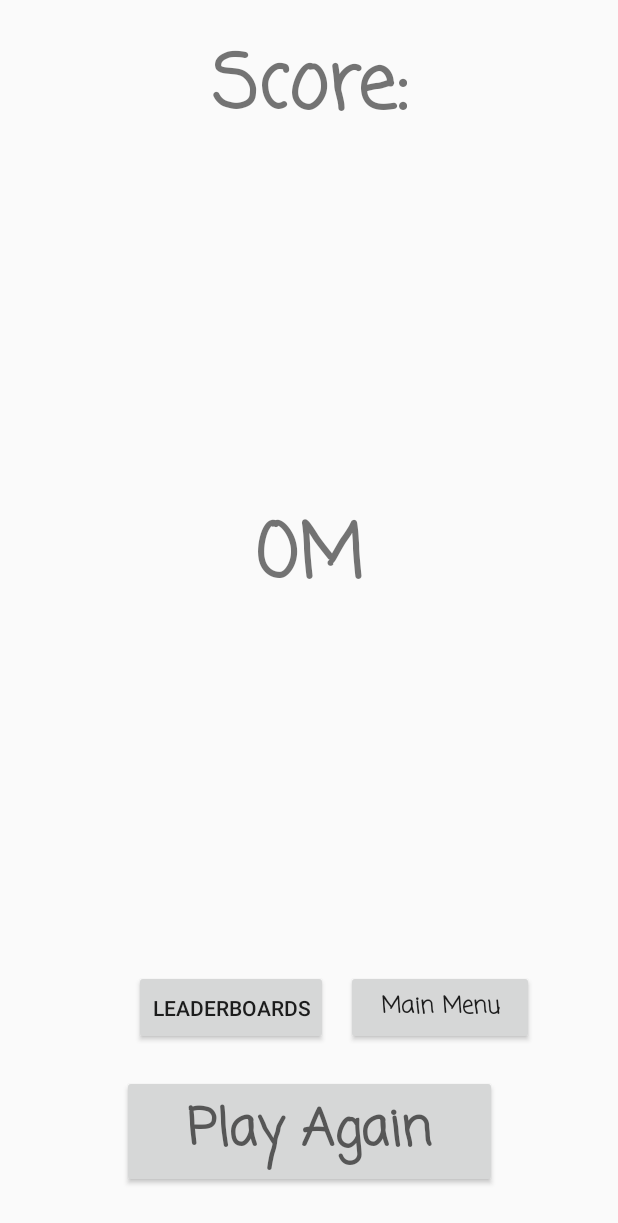
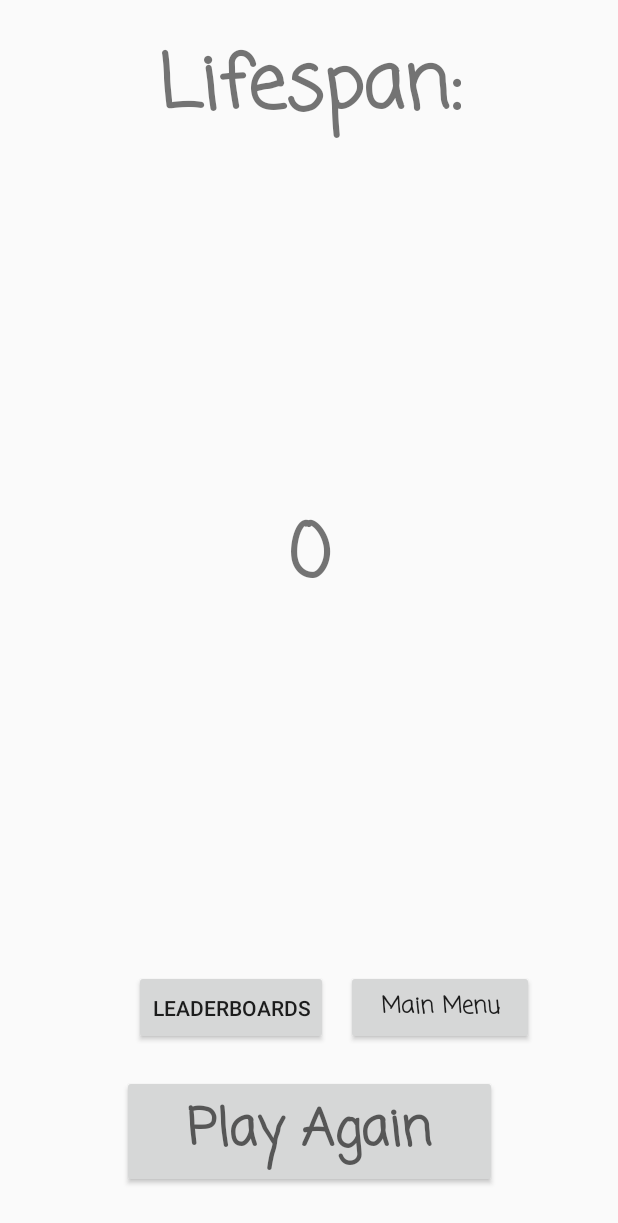
Before and after one commit to josephvu519/Game_Project, an Android app: the GameOverActivity screen opened directly, with no data from a screen before it, on a phone screen of 412 x 824 dp. Shown: the top 1223 px of the screen. Run offline under Robolectric (Android 15) with nearby library versions, the phone set to English and light mode, and no system bars.

Commit message:
Revert "shit"
This reverts commit 856e83e618e6267bb34044ff86fbeb6a759258bc.

```diff
--- a/app/src/main/java/com/example/game_project/GameOverActivity.java
+++ b/app/src/main/java/com/example/game_project/GameOverActivity.java
@@ -16,8 +16,8 @@ public class GameOverActivity extends AppCompatActivity {
         super.onCreate(savedInstanceState);
         setContentView(R.layout.gameover);
         TextView timeText = findViewById(R.id.timeText);
-        int score = getIntent().getIntExtra("SCORE", 0);
-        timeText.setText(score + "M");
+        int score = getIntent().getIntExtra("score", 0);
+        timeText.setText(score + "");
 
         //timeText.setText(savedInstanceState.getString());
 
@@ -25,9 +25,7 @@ public class GameOverActivity extends AppCompatActivity {
         playAgainButton.setOnClickListener(new View.OnClickListener() {
             @Override
             public void onClick(View v) {
-                Intent intent = new Intent(getApplicationContext(), GameplayActivity.class);
                 finish();
-                startActivity(intent);
             }
         });
 
--- a/app/src/main/res/values/strings.xml
+++ b/app/src/main/res/values/strings.xml
@@ -8,7 +8,7 @@
     <string name="mute">Mute</string>
     <string name="music">Music</string>
     <string name="soundFX">Sound FX</string>
-    <string name="scoreText">Score: </string>
+    <string name="scoreText">Lifespan:</string>
     <string name="score">0M</string>
     <string name="playAgain">Play Again</string>
     <string name="quit">Quit</string>
```
Also changed, not shown: app/src/main/java/com/example/game_project/GameplayActivity.java (+2 -9 lines).
